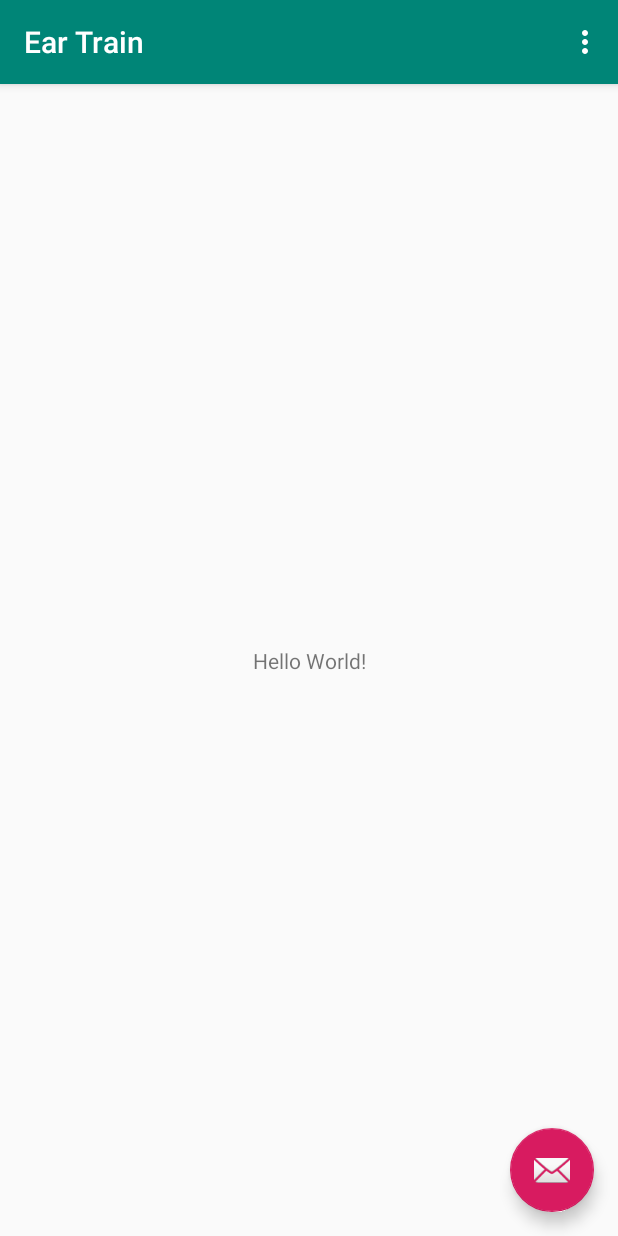
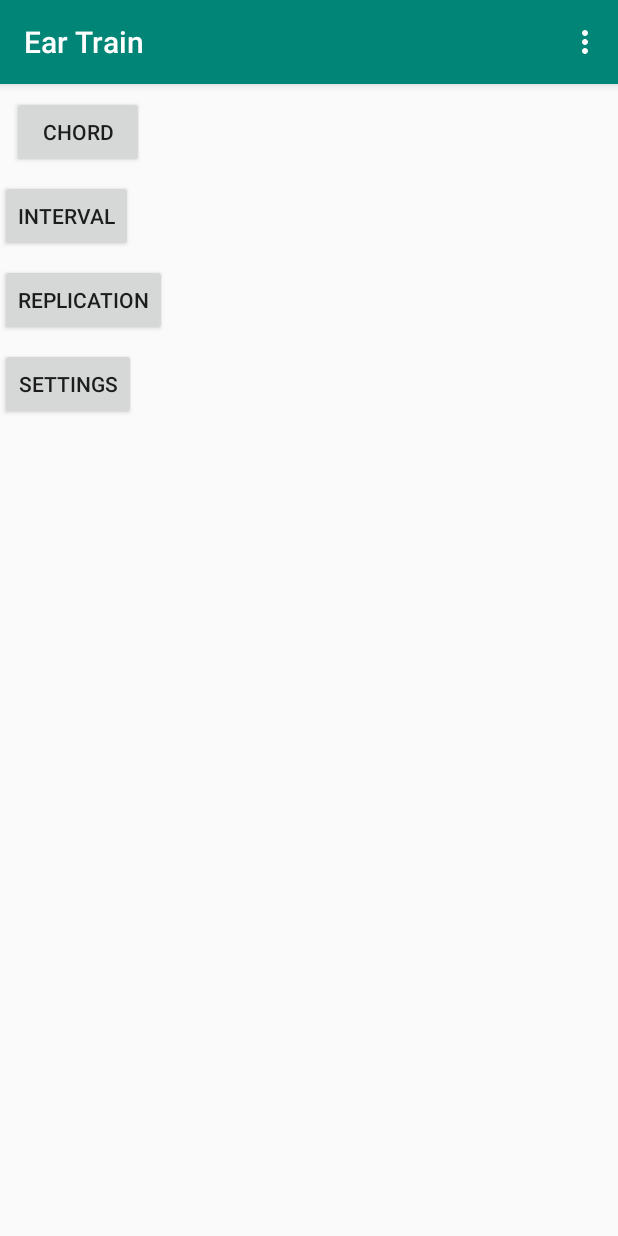
Before and after one commit to tesla-code/MobileMagic, an Android app: the screen it shows after launch (MainActivity), on a phone screen of 412 x 824 dp. Run offline under Robolectric (Android 15) with nearby library versions, the phone set to English and light mode, and no system bars.

Commit message:
working on buttons for main activity

```diff
--- a/app/src/main/java/com/example/eartrain/MainActivity.java
+++ b/app/src/main/java/com/example/eartrain/MainActivity.java
@@ -8,10 +8,13 @@ import android.support.v7.widget.Toolbar;
 import android.view.View;
 import android.view.Menu;
 import android.view.MenuItem;
+import android.widget.Button;
 
 public class MainActivity extends AppCompatActivity
 {
     StorageHandler storageHandler;
+    Button chordButton, intervalButton, statButton, replicationButton;
+
     @Override
     protected void onCreate(Bundle savedInstanceState)
     {
@@ -21,14 +24,7 @@ public class MainActivity extends AppCompatActivity
         Toolbar toolbar = findViewById(R.id.toolbar);
         setSupportActionBar(toolbar);
 
-        FloatingActionButton fab = findViewById(R.id.fab);
-        fab.setOnClickListener(new View.OnClickListener() {
-            @Override
-            public void onClick(View view) {
-                Snackbar.make(view, "Replace with your own action", Snackbar.LENGTH_LONG)
-                        .setAction("Action", null).show();
-            }
-        });
+        setUp();
     }
 
     @Override
@@ -55,4 +51,32 @@ public class MainActivity extends AppCompatActivity
 
         return super.onOptionsItemSelected(item);
     }
+
+    private void setUp()
+    {
+        //Registering buttons
+        chordButton = findViewById(R.id.btn_chord);
+        chordButton.setOnClickListener(new Button.OnClickListener() {
+            public void onClick(View v) {
+            }
+        });
+
+        intervalButton = findViewById(R.id.btn_interval);
+        intervalButton.setOnClickListener(new Button.OnClickListener() {
+            public void onClick(View v) {
+            }
+        });
+
+        replicationButton = findViewById(R.id.btn_replication);
+        replicationButton.setOnClickListener(new Button.OnClickListener() {
+            public void onClick(View v) {
+            }
+        });
+
+        statButton = findViewById(R.id.btn_stats);
+        statButton.setOnClickListener(new Button.OnClickListener() {
+            public void onClick(View v) {
+            }
+        });
+    }
 }
--- a/app/src/main/res/layout/activity_main.xml
+++ b/app/src/main/res/layout/activity_main.xml
@@ -22,12 +22,4 @@
 
     <include layout="@layout/content_main" />
 
-    <android.support.design.widget.FloatingActionButton
-        android:id="@+id/fab"
-        android:layout_width="wrap_content"
-        android:layout_height="wrap_content"
-        android:layout_gravity="bottom|end"
-        android:layout_margin="@dimen/fab_margin"
-        app:srcCompat="@android:drawable/ic_dialog_email" />
-
 </android.support.design.widget.CoordinatorLayout>
--- a/app/src/main/res/layout/content_main.xml
+++ b/app/src/main/res/layout/content_main.xml
@@ -8,13 +8,41 @@
     tools:context=".MainActivity"
     tools:showIn="@layout/activity_main">
 
-    <TextView
+    <Button
+        android:id="@+id/btn_chord"
         android:layout_width="wrap_content"
         android:layout_height="wrap_content"
-        android:text="Hello World!"
-        app:layout_constraintBottom_toBottomOf="parent"
-        app:layout_constraintLeft_toLeftOf="parent"
-        app:layout_constraintRight_toRightOf="parent"
+        android:layout_marginStart="8dp"
+        android:layout_marginTop="8dp"
+        android:text="@string/button_chord"
+        app:layout_constraintStart_toStartOf="parent"
         app:layout_constraintTop_toTopOf="parent" />
 
+    <Button
+        android:id="@+id/btn_interval"
+        android:layout_width="wrap_content"
+        android:layout_height="wrap_content"
+        android:layout_marginTop="8dp"
+        android:text="@string/button_interval"
+        app:layout_constraintTop_toBottomOf="@+id/btn_chord"
+        tools:layout_editor_absoluteX="161dp" />
+
+    <Button
+        android:id="@+id/btn_replication"
+        android:layout_width="wrap_content"
+        android:layout_height="wrap_content"
+        android:layout_marginTop="8dp"
+        android:text="@string/button_replication"
+        app:layout_constraintTop_toBottomOf="@+id/btn_interval"
+        tools:layout_editor_absoluteX="161dp" />
+
+    <Button
+        android:id="@+id/btn_stats"
+        android:layout_width="wrap_content"
+        android:layout_height="wrap_content"
+        android:layout_marginTop="8dp"
+        android:text="@string/action_settings"
+        app:layout_constraintTop_toBottomOf="@+id/btn_replication"
+        tools:layout_editor_absoluteX="161dp" />
+
 </android.support.constraint.ConstraintLayout>
--- a/app/src/main/res/values/strings.xml
+++ b/app/src/main/res/values/strings.xml
@@ -1,4 +1,8 @@
 <resources>
     <string name="app_name">Ear Train</string>
     <string name="action_settings">Settings</string>
+    <string name="button_chord">Chord</string>
+    <string name="button_interval">Interval</string>
+    <string name="button_replication">Replication</string>
+    <string name="button_stats">Statistics</string>
 </resources>
```
